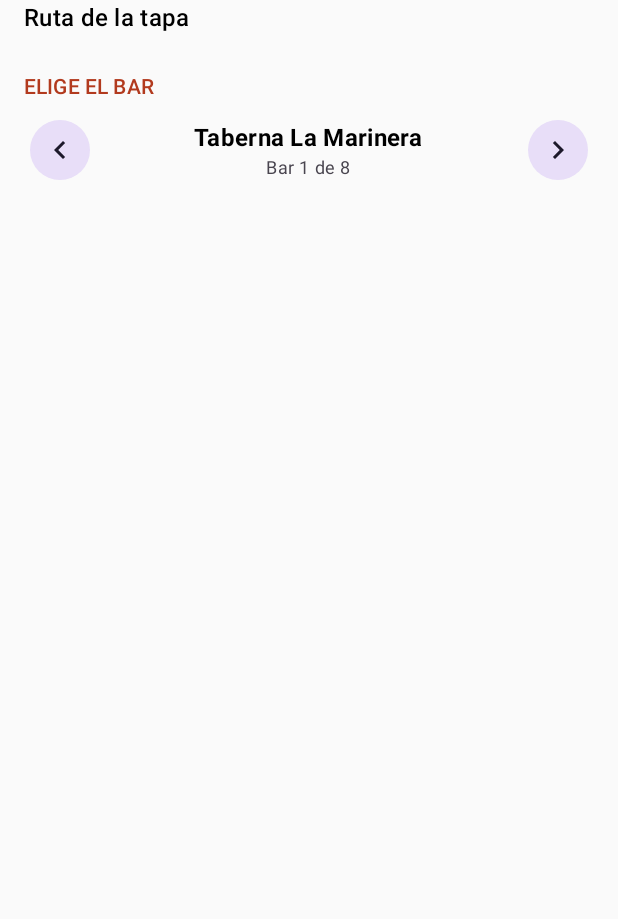
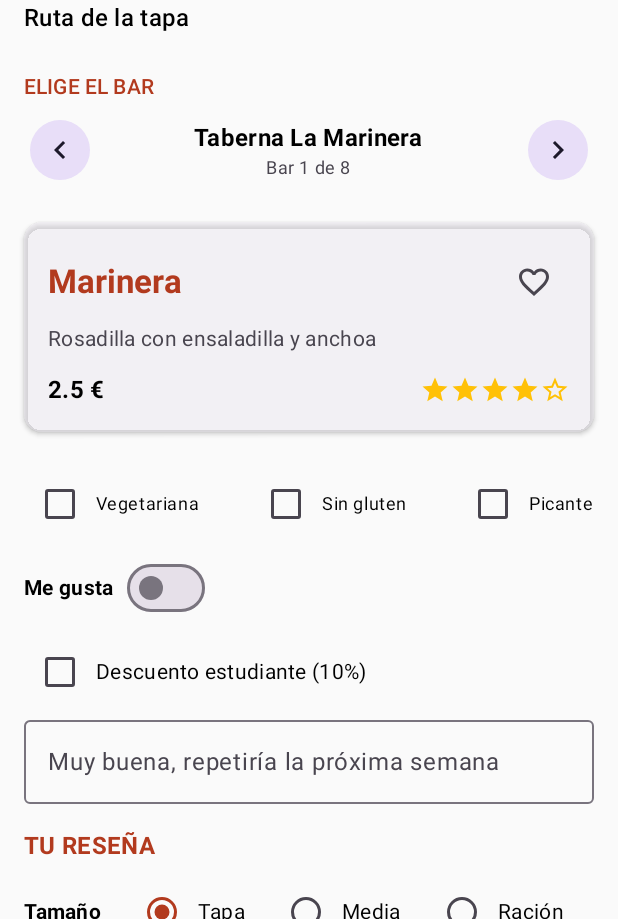
Before and after one commit to abel622215610-source/GastroVote, an Android app built with Jetpack Compose: the screen it shows after launch (MainActivity), on a phone screen of 412 x 824 dp, the part 317-1236 px from its top. Run offline under Robolectric (Android 15) with nearby library versions, the phone set to English and light mode, and no system bars.

Commit message:
Implementación de ficha de bar y primer intento de formulario de reseñas

```diff
--- a/app/src/main/java/com/example/gastrovote/MainActivity.kt
+++ b/app/src/main/java/com/example/gastrovote/MainActivity.kt
@@ -15,10 +15,9 @@ import androidx.compose.ui.Modifier
 import androidx.compose.ui.tooling.preview.Preview
 import androidx.compose.ui.unit.dp
 import androidx.lifecycle.viewmodel.compose.viewModel
-import com.example.gastrovote.ui.components.CabeceraComponent
-import com.example.gastrovote.ui.components.SelectorBarComponent
 import com.example.gastrovote.ui.theme.GastroVoteTheme
 import com.example.gastrovote.ui.viewmodel.GastroViewModel
+import com.example.gastrovote.ui.components.*
 
 
 class MainActivity : ComponentActivity() {
@@ -58,7 +57,40 @@ fun PantallaPrincipalGastroVote(
             onSiguienteClick = { viewModel.siguienteBar() }
         )
 
-        // Aquí debajo irán después la Ficha del Bar, el Formulario, etc.
+        Spacer(modifier = Modifier.height(8.dp))
+
+        FichaBarComponent(
+            bar = viewModel.barActual,
+            onFavoritoClick = { viewModel.alternarFavoritoBarActual() } // Función que pondremos en el ViewModel para cambiar el corazón
+        )
+        Spacer(modifier = Modifier.height(8.dp))
+
+        // Formulario de reseña que acabamos de crear
+        FormularioComponent(
+            tamanoSeleccionado = viewModel.tamanoSeleccionado,
+            onTamanoChange = { viewModel.tamanoSeleccionado = it },
+            puntuacionEstrellas = viewModel.puntuacionEstrellas,
+            onEstrellasChange = { viewModel.puntuacionEstrellas = it },
+            calidadPrecio = viewModel.calidadPrecio,
+            onCalidadPrecioChange = { viewModel.calidadPrecio = it },
+            esVegetariana = viewModel.esVegetariana,
+            onVegetarianaChange = { viewModel.esVegetariana = it },
+            esSinGluten = viewModel.esSinGluten,
+            onSinGlutenChange = { viewModel.esSinGluten = it },
+            esPicante = viewModel.esPicante,
+            onPicanteChange = { viewModel.esPicante = it },
+            meGusta = viewModel.meGusta,
+            onMeGustaChange = { viewModel.meGusta = it },
+            descuentoEstudiante = viewModel.descuentoEstudiante,
+            onDescuentoChange = { viewModel.descuentoEstudiante = it },
+            comentario = viewModel.comentario,
+            onComentarioChange = { viewModel.comentario = it },
+            onLimpiarClick = { viewModel.limpiarFormularioCompleto() },
+            onPublicarClick = { viewModel.publicarResena() },
+            resumenTexto = viewModel.resumenResenaTexto,
+            progresoBares = viewModel.progresoBaresReseniados,
+            totalBares = viewModel.listaBares.size
+        )
     }
 }
 
--- a/app/src/main/java/com/example/gastrovote/model/Bar.kt
+++ b/app/src/main/java/com/example/gastrovote/model/Bar.kt
@@ -7,5 +7,6 @@ data class Bar(
     val descripcionTapa: String,
     val precioBase: Double,
     val puntuacionMediaTapa: Float,
-    var esFavorito: Boolean = false
+    var esFavorito: Boolean = false,
+    var puntuacionMedia: Int = 4
 )
--- a/app/src/main/java/com/example/gastrovote/ui/components/BaresComonents.kt
+++ b/app/src/main/java/com/example/gastrovote/ui/components/BaresComonents.kt
@@ -13,7 +13,13 @@ import androidx.compose.ui.layout.ContentScale
 import androidx.compose.ui.res.painterResource
 import androidx.compose.ui.text.font.FontWeight
 import androidx.compose.ui.unit.dp
-import com.example.gastrovote.R // Asegúrate de importar tus recursos correctamente
+import com.example.gastrovote.R
+import androidx.compose.material.icons.filled.Favorite
+import androidx.compose.material.icons.filled.FavoriteBorder
+import androidx.compose.material.icons.filled.Star
+import androidx.compose.material.icons.filled.StarBorder
+import androidx.compose.ui.graphics.Color
+import com.example.gastrovote.model.Bar
 
 // ==========================================
 // A. CABECERA DE LA APP
@@ -25,9 +31,6 @@ fun CabeceraComponent(
     Column(
         modifier = modifier.fillMaxWidth()
     ) {
-        // Banner superior (puedes cambiar la imagen en drawable por la tuya propia)
-        // Nota: Asegúrate de tener un recurso de imagen en res/drawable, por ejemplo "banner_tapas"
-        // o usa un Box con color/imagen de prueba.
         Box(
             modifier = Modifier
                 .fillMaxWidth()
@@ -82,7 +85,7 @@ fun SelectorBarComponent(
             text = "ELIGE EL BAR",
             style = MaterialTheme.typography.labelLarge,
             color = MaterialTheme.colorScheme.primary,
-            modifier = modifier.fillMaxWidth()
+            modifier = Modifier.fillMaxWidth()
         )
 
         Spacer(modifier = Modifier.height(8.dp))
@@ -92,7 +95,7 @@ fun SelectorBarComponent(
             verticalAlignment = Alignment.CenterVertically,
             horizontalArrangement = Arrangement.SpaceBetween
         ) {
-            // Botón Bar Anterior (FilledTonalButton según tabla de equivalencias)
+            // Botón Bar Anterior
             FilledTonalIconButton(onClick = onAnteriorClick) {
                 Icon(
                     imageVector = Icons.Default.KeyboardArrowLeft,
@@ -126,3 +129,89 @@ fun SelectorBarComponent(
         }
     }
 }
+
+// ==========================================
+// C. FICHA DEL BAR (TARJETA)
+// ==========================================
+@Composable
+fun FichaBarComponent(
+    bar: Bar,
+    onFavoritoClick: () -> Unit,
+    modifier: Modifier = Modifier
+) {
+    Card(
+        modifier = modifier
+            .fillMaxWidth()
+            .padding(horizontal = 16.dp, vertical = 8.dp),
+        colors = CardDefaults.cardColors(
+            containerColor = MaterialTheme.colorScheme.surfaceVariant.copy(alpha = 0.4f)
+        ),
+        elevation = CardDefaults.cardElevation(defaultElevation = 2.dp)
+    ) {
+        Column(
+            modifier = Modifier
+                .fillMaxWidth()
+                .padding(16.dp)
+        ) {
+            // Fila superior: Nombre de la Tapa y Botón Favorito (Corazón)
+            Row(
+                modifier = Modifier.fillMaxWidth(),
+                horizontalArrangement = Arrangement.SpaceBetween,
+                verticalAlignment = Alignment.CenterVertically
+            ) {
+                Text(
+                    text = bar.nombreTapa,
+                    style = MaterialTheme.typography.titleLarge,
+                    fontWeight = FontWeight.Bold,
+                    color = MaterialTheme.colorScheme.primary
+                )
+
+                // Botón de favorito
+                IconButton(onClick = onFavoritoClick) {
+                    Icon(
+                        imageVector = if (bar.esFavorito) Icons.Default.Favorite else Icons.Default.FavoriteBorder,
+                        contentDescription = "Marcar como favorita",
+                        tint = if (bar.esFavorito) Color(0xFFb23a1e) else MaterialTheme.colorScheme.onSurfaceVariant
+                    )
+                }
+            }
+
+            Spacer(modifier = Modifier.height(4.dp))
+
+            // Descripción de la tapa
+            Text(
+                text = bar.descripcionTapa,
+                style = MaterialTheme.typography.bodyMedium,
+                color = MaterialTheme.colorScheme.onSurfaceVariant
+            )
+
+            Spacer(modifier = Modifier.height(12.dp))
+
+            // Fila inferior: Precio y Estrellas estáticas de valoración media
+            Row(
+                modifier = Modifier.fillMaxWidth(),
+                horizontalArrangement = Arrangement.SpaceBetween,
+                verticalAlignment = Alignment.CenterVertically
+            ) {
+                Text(
+                    text = "${bar.precioBase} €",
+                    style = MaterialTheme.typography.titleMedium,
+                    fontWeight = FontWeight.Bold
+                )
+
+                Row(
+                    verticalAlignment = Alignment.CenterVertically
+                ) {
+                    repeat(5) { index ->
+                        Icon(
+                            imageVector = if (index < bar.puntuacionMedia) Icons.Default.Star else Icons.Default.StarBorder,
+                            contentDescription = null,
+                            tint = Color(0xFFFFC107),
+                            modifier = Modifier.size(20.dp)
+                        )
+                    }
+                }
+            }
+        }
+    }
+}
--- /dev/null
+++ b/app/src/main/java/com/example/gastrovote/ui/components/FormularioComponent.kt
@@ -0,0 +1,287 @@
+package com.example.gastrovote.ui.components
+
+import androidx.compose.foundation.layout.*
+import androidx.compose.foundation.text.KeyboardOptions
+import androidx.compose.material.icons.Icons
+import androidx.compose.material.icons.filled.Star
+import androidx.compose.material.icons.filled.StarBorder
+import androidx.compose.material3.*
+import androidx.compose.runtime.Composable
+import androidx.compose.ui.Alignment
+import androidx.compose.ui.Modifier
+import androidx.compose.ui.graphics.Color
+import androidx.compose.ui.text.font.FontWeight
+import androidx.compose.ui.text.input.ImeAction
+import androidx.compose.ui.unit.dp
+
+@Composable
+fun FormularioComponent(
+    // Estados recibidos del ViewModel
+    tamanoSeleccionado: String,
+    onTamanoChange: (String) -> Unit,
+    puntuacionEstrellas: Int,
+    onEstrellasChange: (Int) -> Unit,
+    calidadPrecio: Float,
+    onCalidadPrecioChange: (Float) -> Unit,
+    esVegetariana: Boolean,
+    onVegetarianaChange: (Boolean) -> Unit,
+    esSinGluten: Boolean,
+    onSinGlutenChange: (Boolean) -> Unit,
+    esPicante: Boolean,
+    onPicanteChange: (Boolean) -> Unit,
+    meGusta: Boolean,
+    onMeGustaChange: (Boolean) -> Unit,
+    descuentoEstudiante: Boolean,
+    onDescuentoChange: (Boolean) -> Unit,
+    comentario: String,
+    onComentarioChange: (String) -> Unit,
+    onLimpiarClick: () -> Unit,
+    onPublicarClick: () -> Unit,
+    resumenTexto: String,
+    progresoBares: Int,
+    totalBares: Int,
+    modifier: Modifier = Modifier
+) {
+    Column(
+        modifier = modifier
+            .fillMaxWidth()
+            .padding(horizontal = 16.dp, vertical = 8.dp)
+    ) {
+        // ==========================================
+        // 1. CHECKBOXES SUPERIORES (Alérgenos / Tipo)
+        // ==========================================
+        Row(
+            modifier = Modifier.fillMaxWidth(),
+            horizontalArrangement = Arrangement.SpaceBetween,
+            verticalAlignment = Alignment.CenterVertically
+        ) {
+            Row(verticalAlignment = Alignment.CenterVertically) {
+                Checkbox(checked = esVegetariana, onCheckedChange = onVegetarianaChange)
+                Text(text = "Vegetariana", style = MaterialTheme.typography.bodySmall)
+            }
+            Row(verticalAlignment = Alignment.CenterVertically) {
+                Checkbox(checked = esSinGluten, onCheckedChange = onSinGlutenChange)
+                Text(text = "Sin gluten", style = MaterialTheme.typography.bodySmall)
+            }
+            Row(verticalAlignment = Alignment.CenterVertically) {
+                Checkbox(checked = esPicante, onCheckedChange = onPicanteChange)
+                Text(text = "Picante", style = MaterialTheme.typography.bodySmall)
+            }
+        }
+
+        Spacer(modifier = Modifier.height(8.dp))
+
+        // ==========================================
+        // 2. SWITCH "ME GUSTA"
+        // ==========================================
+        Row(
+            modifier = Modifier.fillMaxWidth(),
+            horizontalArrangement = Arrangement.SpaceBetween,
+            verticalAlignment = Alignment.CenterVertically
+        ) {
+            Row(verticalAlignment = Alignment.CenterVertically) {
+                Text(text = "Me gusta", style = MaterialTheme.typography.bodyMedium, fontWeight = FontWeight.Bold)
+                Spacer(modifier = Modifier.width(8.dp))
+                Switch(
+                    checked = meGusta,
+                    onCheckedChange = onMeGustaChange,
+                    colors = SwitchDefaults.colors(checkedThumbColor = Color(0xFFb23a1e), checkedTrackColor = Color(0xFFb23a1e).copy(alpha = 0.5f))
+                )
+            }
+            Text(
+                text = if (meGusta) "¡Te gusta esta tapa!" else "",
+                style = MaterialTheme.typography.bodySmall,
+                color = MaterialTheme.colorScheme.primary
+            )
+        }
+
+        Spacer(modifier = Modifier.height(8.dp))
+
+        // ==========================================
+        // 3. DESCUENTO ESTUDIANTE
+        // ==========================================
+        Row(
+            modifier = Modifier.fillMaxWidth(),
+            verticalAlignment = Alignment.CenterVertically
+        ) {
+            Checkbox(checked = descuentoEstudiante, onCheckedChange = onDescuentoChange)
+            Text(text = "Descuento estudiante (10%)", style = MaterialTheme.typography.bodyMedium)
+        }
+
+        Spacer(modifier = Modifier.height(8.dp))
+
+        // ==========================================
+        // 4. CAMPO DE TEXTO (COMENTARIO)
+        // =|=========================================
+        OutlinedTextField(
+            value = comentario,
+            onValueChange = onComentarioChange,
+            modifier = Modifier.fillMaxWidth(),
+            placeholder = { Text("Muy buena, repetiría la próxima semana") },
+            singleLine = true,
+            keyboardOptions = KeyboardOptions(imeAction = ImeAction.Done)
+        )
+
+        Spacer(modifier = Modifier.height(16.dp))
+
+        // ==========================================
+        // 5. TÍTULO SECCIÓN "TU RESEÑA"
+        // ==========================================
+        Text(
+            text = "TU RESEÑA",
+            style = MaterialTheme.typography.titleMedium,
+            fontWeight = FontWeight.Bold,
+            color = MaterialTheme.colorScheme.primary
+        )
+
+        Spacer(modifier = Modifier.height(8.dp))
+
+        // TAMAÑO (RadioButtons: Tapa, Media, Ración)
+        Row(
+            modifier = Modifier.fillMaxWidth(),
+            verticalAlignment = Alignment.CenterVertically,
+            horizontalArrangement = Arrangement.spacedBy(16.dp)
+        ) {
+            Text(text = "Tamaño", style = MaterialTheme.typography.bodyMedium, fontWeight = FontWeight.Bold)
+
+            listOf("Tapa", "Media", "Ración").forEach { opcion ->
+                Row(verticalAlignment = Alignment.CenterVertically) {
+                    RadioButton(
+                        selected = tamanoSeleccionado == opcion,
+                        onClick = { onTamanoChange(opcion) }
+                    )
+                    Text(text = opcion, style = MaterialTheme.typography.bodyMedium)
+                }
+            }
+        }
+
+        Spacer(modifier = Modifier.height(8.dp))
+
+        // PUNTUACIÓN (Estrellas interactivas y texto dinámico)
+        Text(text = "Puntuación", style = MaterialTheme.typography.bodyMedium, fontWeight = FontWeight.Bold)
+        Row(
+            modifier = Modifier.fillMaxWidth(),
+            verticalAlignment = Alignment.CenterVertically,
+            horizontalArrangement = Arrangement.SpaceBetween
+        ) {
+            Row {
+                repeat(5) { index ->
+                    val estrellaNum = index + 1
+                    IconButton(
+                        onClick = { onEstrellasChange(estrellaNum) },
+                        modifier = Modifier.size(36.dp)
+                    ) {
+                        Icon(
+                            imageVector = if (estrellaNum <= puntuacionEstrellas) Icons.Default.Star else Icons.Default.StarBorder,
+                            contentDescription = "Estrella $estrellaNum",
+                            tint = Color(0xFFFFC107),
+                            modifier = Modifier.size(28.dp)
+                        )
+                    }
+                }
+            }
+
+            val textoOpinion = when (puntuacionEstrellas) {
+                1 -> "Mejorable"
+                2 -> "Correcta"
+                3 -> "¡Muy buena!"
+                4, 5 -> "¡Espectacular!"
+                else -> ""
+            }
+            Text(
+                text = textoOpinion,
+                style = MaterialTheme.typography.bodyMedium,
+                fontWeight = FontWeight.Bold,
+                color = MaterialTheme.colorScheme.primary
+            )
+        }
+
+        Spacer(modifier = Modifier.height(8.dp))
+
+        // CALIDAD-PRECIO (Slider 0 a 10)
+        Row(
+            modifier = Modifier.fillMaxWidth(),
+            verticalAlignment = Alignment.CenterVertically,
+            horizontalArrangement = Arrangement.SpaceBetween
+        ) {
+            Text(text = "Calidad-precio", style = MaterialTheme.typography.bodyMedium, fontWeight = FontWeight.Bold)
+            Text(text = "${calidadPrecio.toInt()}/10", style = MaterialTheme.typography.bodyMedium, fontWeight = FontWeight.Bold)
+        }
+        Slider(
+            value = calidadPrecio,
+            onValueChange = onCalidadPrecioChange,
+            valueRange = 0f..10f,
+            steps = 9,
+            colors = SliderDefaults.colors(thumbColor = Color(0xFFb23a1e), activeTrackColor = Color(0xFFb23a1e))
+        )
+
+        Spacer(modifier = Modifier.height(16.dp))
+
+        // ==========================================
+        // 6. BOTONES: LIMPIAR / PUBLICAR RESEÑA
+        // ==========================================
+        Row(
+            modifier = Modifier.fillMaxWidth(),
+            horizontalArrangement = Arrangement.SpaceBetween
+        ) {
+            Button(
+                onClick = onLimpiarClick,
+                colors = ButtonDefaults.buttonColors(containerColor = Color(0xFFd8cbe8)) // Tono lila claro de los bocetos
+            ) {
+                Text(text = "LIMPIAR", color = Color.Black)
+            }
+
+            Button(
+                onClick = onPublicarClick,
+                colors = ButtonDefaults.buttonColors(containerColor = Color(0xFFb23a1e)) // Color primario rojizo
+            ) {
+                Text(text = "PUBLICAR RESEÑA", color = Color.White)
+            }
+        }
+
+        Spacer(modifier = Modifier.height(16.dp))
+
+        // ==========================================
+        // 7. TARJETA DE RESULTADOS (Si se ha publicado)
+        // ==========================================
+        if (resumenTexto.isNotBlank()) {
+            Card(
+                modifier = Modifier.fillMaxWidth(),
+                colors = CardDefaults.cardColors(containerColor = Color(0xFFFFF3E0)) // Fondo crema/naranja suave
+            ) {
+                Column(modifier = Modifier.padding(16.dp)) {
+                    Text(
+                        text = resumenTexto,
+                        style = MaterialTheme.typography.bodyMedium
+                    )
+                }
+            }
+
+            Spacer(modifier = Modifier.height(16.dp))
+        }
+
+        // ==========================================
+        // 8. BARRA DE PROGRESO DE LA RUTA
+        // ==========================================
+        Row(
+            modifier = Modifier.fillMaxWidth(),
+            horizontalArrangement = Arrangement.SpaceBetween,
+            verticalAlignment = Alignment.CenterVertically
+        ) {
+            Text(
+                text = "Ruta: $progresoBares de $totalBares bares",
+                style = MaterialTheme.typography.bodyMedium,
+                fontWeight = FontWeight.Bold
+            )
+        }
+        Spacer(modifier = Modifier.height(4.dp))
+        LinearProgressIndicator(
+            progress = { if (totalBares > 0) progresoBares.toFloat() / totalBares.toFloat() else 0f },
+            modifier = Modifier
+                .fillMaxWidth()
+                .height(8.dp),
+            color = Color(0xFFb23a1e),
+            trackColor = Color.LightGray
+        )
+    }
+}
--- a/app/src/main/java/com/example/gastrovote/ui/viewmodel/GastroViewModel.kt
+++ b/app/src/main/java/com/example/gastrovote/ui/viewmodel/GastroViewModel.kt
@@ -63,11 +63,19 @@ class GastroViewModel : ViewModel() {
     }
 
     // --- FAVORITOS (L2) ---
+
     fun alternarFavoritoBarActual() {
-        val bar = barActual
-        bar.esFavorito = !bar.esFavorito
-        // Forzar recomposición actualizando el elemento en la lista
-        listaBares[indiceBarActual] = bar
+        // 1. Cogemos el objeto Bar en el que estamos posicionados ahora mismo
+        val barActual = listaBares[indiceBarActual]
+
+        // 2. Invertimos su estado de favorito (si era falso pasa a true, y viceversa)
+        barActual.esFavorito = !barActual.esFavorito
+
+        // 3. ¡LA CLAVE!: Como listaBares es un 'mutableStateListOf', a veces
+        // cambiar una propiedad interna de un objeto no hace que Compose se entere
+        // al milisegundo. Al hacer esta reasignación en el índice exacto...
+        val index = indiceBarActual
+        listaBares[index] = barActual // ...obligamos a Compose a detectar el cambio y redibujar al instante.
     }
 
     // --- PUBLICAR RESEÑA (L6, L7) ---
```
